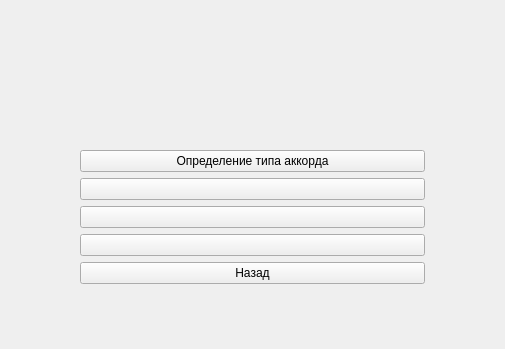
This is src/gui/blocks/chordblockwidget.ui in TFed555/music_trainer as Qt 5 draws it before an edit; both pictures show x 226 to 731 and y 0 to 349 of the 1000 by 700 pixel window. The edited form follows.
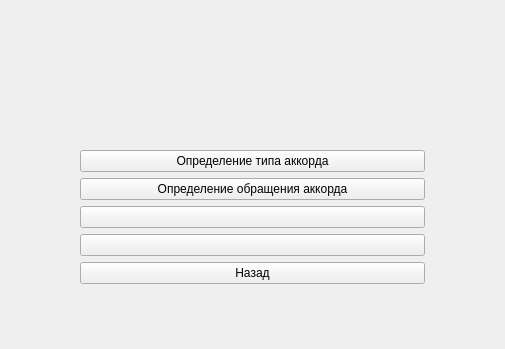
This is the edited form.

```diff
--- a/src/gui/blocks/chordblockwidget.ui
+++ b/src/gui/blocks/chordblockwidget.ui
@@ -40,7 +40,7 @@
     <item row="1" column="1">
      <widget class="QPushButton" name="exercise2Btn">
       <property name="text">
-       <string/>
+       <string>Определение обращения аккорда</string>
       </property>
      </widget>
     </item>
```
